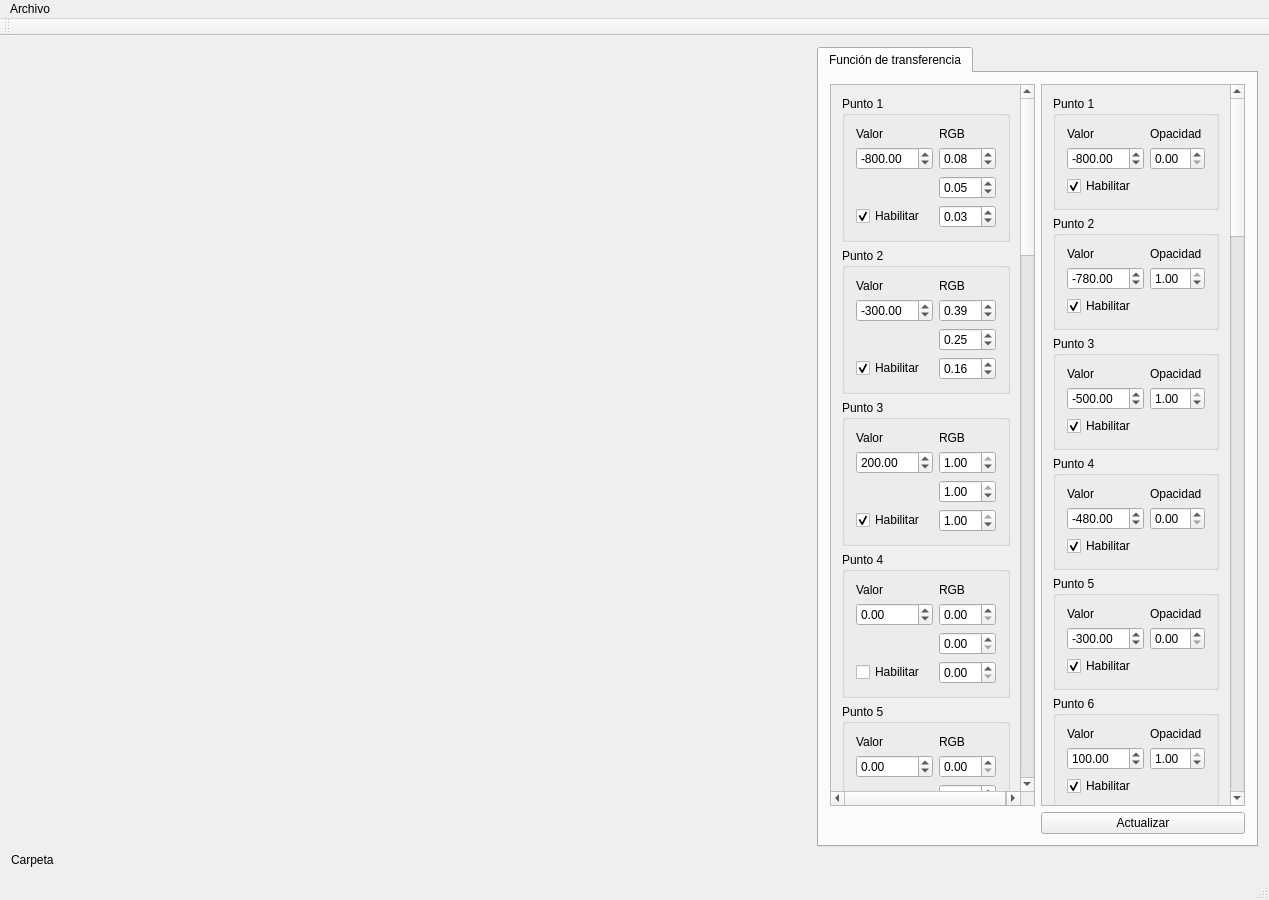
fblupi/grado_informatica-TFG, file 3DCurator/mainwindow.ui: the form before one commit.
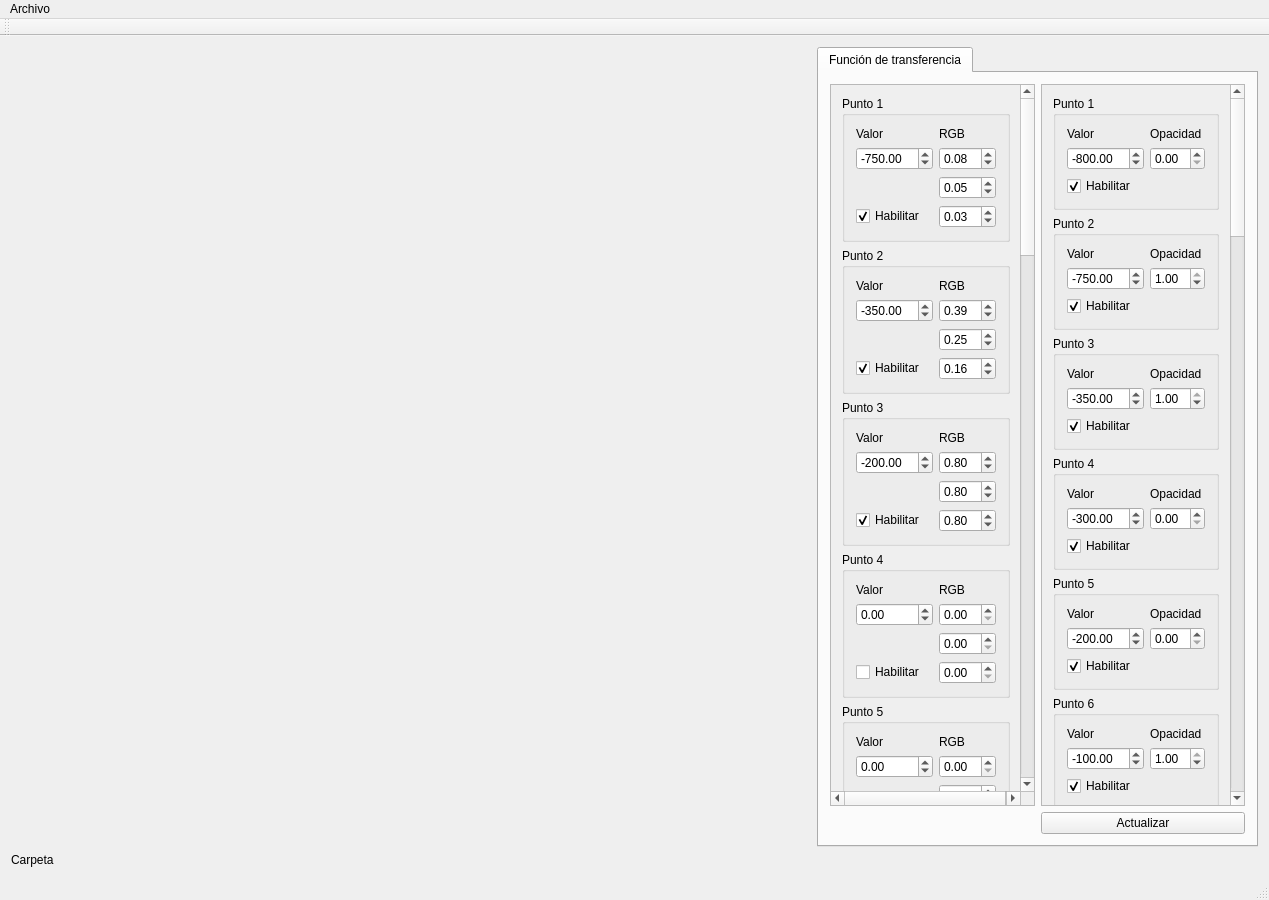
The form after the commit. Icons and pictures are not drawn. Custom widgets are drawn as their Qt base class.

Commit message: Conectados componentes con nueva UI

```diff
--- a/3DCurator/mainwindow.ui
+++ b/3DCurator/mainwindow.ui
@@ -143,7 +143,7 @@
                   <double>10976.000000000000000</double>
                  </property>
                  <property name="value">
-                  <double>-780.000000000000000</double>
+                  <double>-750.000000000000000</double>
                  </property>
                 </widget>
                </item>
@@ -199,7 +199,7 @@
                   <double>10976.000000000000000</double>
                  </property>
                  <property name="value">
-                  <double>-500.000000000000000</double>
+                  <double>-350.000000000000000</double>
                  </property>
                 </widget>
                </item>
@@ -255,7 +255,7 @@
                   <double>10976.000000000000000</double>
                  </property>
                  <property name="value">
-                  <double>-480.000000000000000</double>
+                  <double>-300.000000000000000</double>
                  </property>
                 </widget>
                </item>
@@ -308,7 +308,7 @@
                   <double>10976.000000000000000</double>
                  </property>
                  <property name="value">
-                  <double>-300.000000000000000</double>
+                  <double>-200.000000000000000</double>
                  </property>
                 </widget>
                </item>
@@ -361,7 +361,7 @@
                   <double>10976.000000000000000</double>
                  </property>
                  <property name="value">
-                  <double>100.000000000000000</double>
+                  <double>-100.000000000000000</double>
                  </property>
                 </widget>
                </item>
@@ -1607,7 +1607,7 @@
                   <double>10976.000000000000000</double>
                  </property>
                  <property name="value">
-                  <double>-800.000000000000000</double>
+                  <double>-750.000000000000000</double>
                  </property>
                 </widget>
                </item>
@@ -1683,7 +1683,7 @@
                   <double>10976.000000000000000</double>
                  </property>
                  <property name="value">
-                  <double>-300.000000000000000</double>
+                  <double>-350.000000000000000</double>
                  </property>
                 </widget>
                </item>
@@ -1759,7 +1759,7 @@
                   <double>10976.000000000000000</double>
                  </property>
                  <property name="value">
-                  <double>200.000000000000000</double>
+                  <double>-200.000000000000000</double>
                  </property>
                 </widget>
                </item>
@@ -1769,7 +1769,7 @@
                   <double>1.000000000000000</double>
                  </property>
                  <property name="value">
-                  <double>1.000000000000000</double>
+                  <double>0.800000000000000</double>
                  </property>
                 </widget>
                </item>
@@ -1779,7 +1779,7 @@
                   <double>1.000000000000000</double>
                  </property>
                  <property name="value">
-                  <double>1.000000000000000</double>
+                  <double>0.800000000000000</double>
                  </property>
                 </widget>
                </item>
@@ -1799,7 +1799,7 @@
                   <double>1.000000000000000</double>
                  </property>
                  <property name="value">
-                  <double>1.000000000000000</double>
+                  <double>0.800000000000000</double>
                  </property>
                 </widget>
                </item>
```
Left out of the diff: 31 changed lines with no effect on the pictures. The commit also changes 6 other files.
